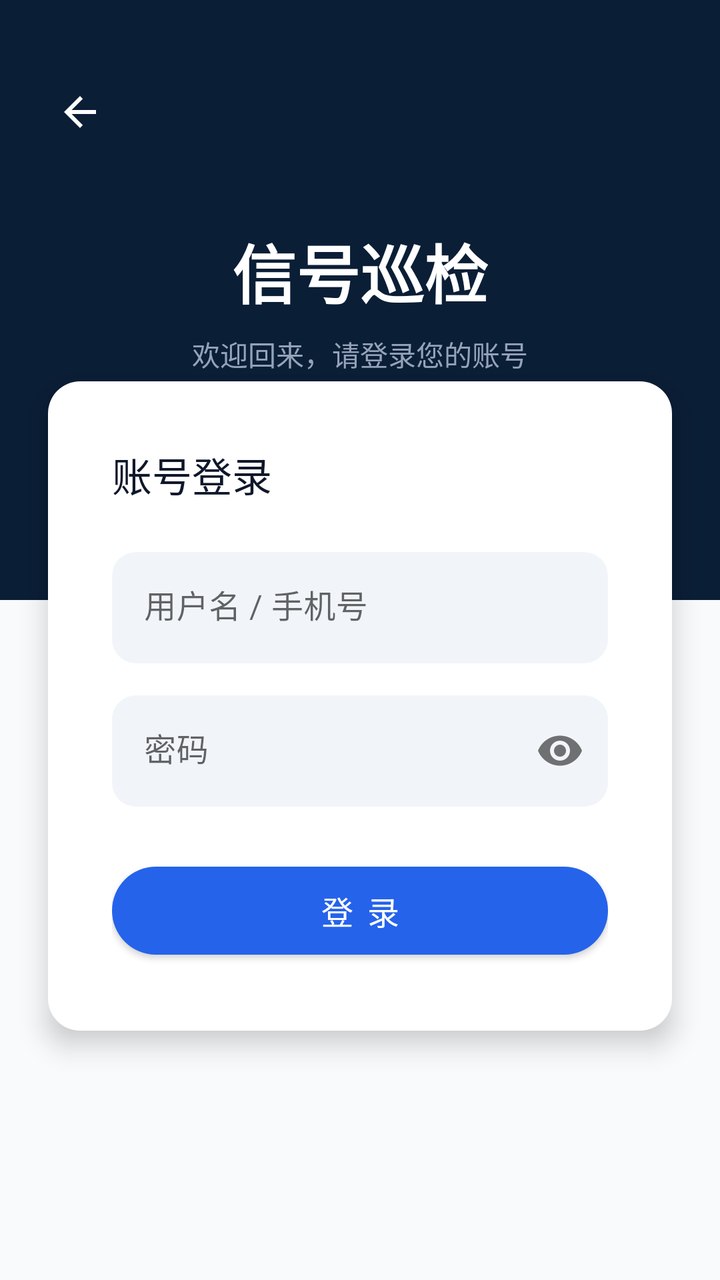
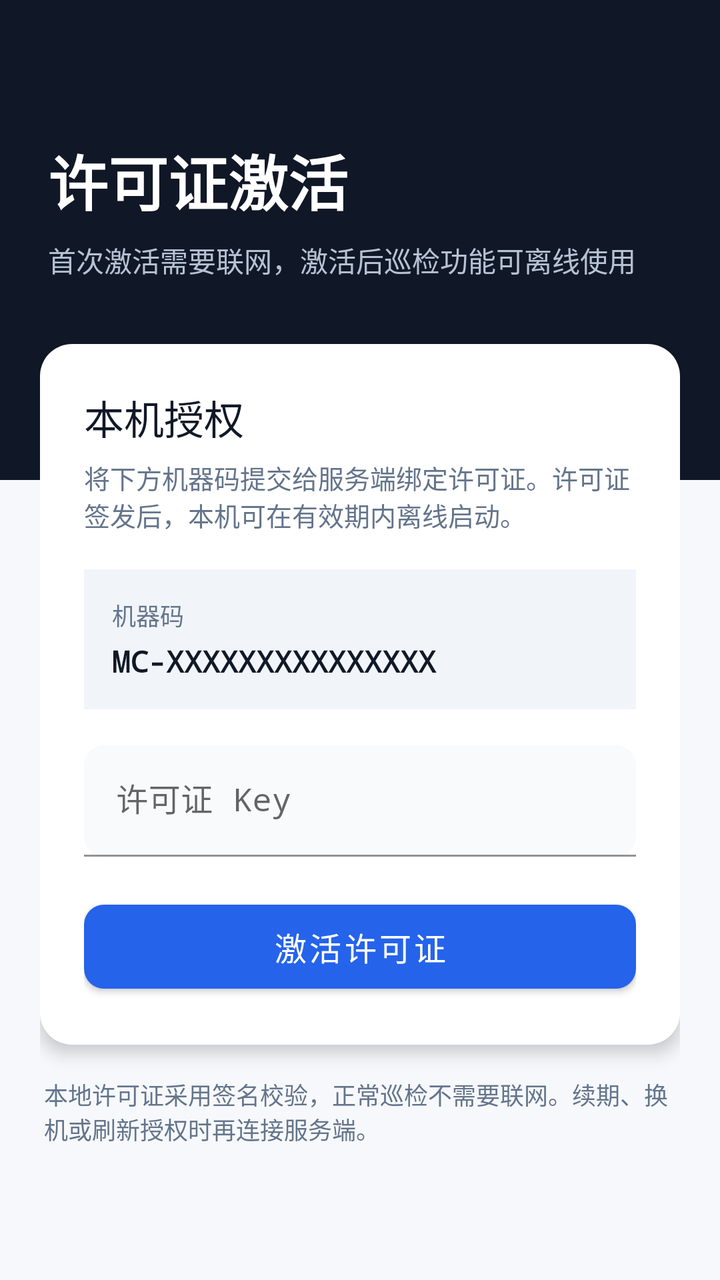

Compare the two renders of this Android layout. The source of the first and the diff that turns it into the second are given below.
<!-- AndroidManifest.xml: activity theme Theme.Signal_dectect -->
<!-- res/layout/activity_login.xml -->
<?xml version="1.0" encoding="utf-8"?>
<androidx.constraintlayout.widget.ConstraintLayout xmlns:android="http://schemas.android.com/apk/res/android"
    xmlns:app="http://schemas.android.com/apk/res-auto"
    android:layout_width="match_parent"
    android:layout_height="match_parent"
    android:background="#F8FAFC">

    
    <View
        android:id="@+id/header_background"
        android:layout_width="0dp"
        android:layout_height="300dp"
        android:background="#0A1E36"
        app:layout_constraintTop_toTopOf="parent"
        app:layout_constraintStart_toStartOf="parent"
        app:layout_constraintEnd_toEndOf="parent" />

    <ImageView
        android:id="@+id/iv_back"
        android:layout_width="48dp"
        android:layout_height="48dp"
        android:layout_marginTop="32dp"
        android:layout_marginStart="16dp"
        android:padding="12dp"
        android:src="@drawable/ic_back"
        app:tint="#FFFFFF"
        android:background="?attr/selectableItemBackgroundBorderless"
        android:clickable="true"
        android:focusable="true"
        app:layout_constraintTop_toTopOf="parent"
        app:layout_constraintStart_toStartOf="parent" />

    <TextView
        android:id="@+id/tv_app_name"
        android:layout_width="wrap_content"
        android:layout_height="wrap_content"
        android:layout_marginTop="32dp"
        android:text="信号巡检"
        android:textColor="#FFFFFF"
        android:textSize="32sp"
        android:fontFamily="sans-serif-black"
        app:layout_constraintTop_toBottomOf="@id/iv_back"
        app:layout_constraintStart_toStartOf="parent"
        app:layout_constraintEnd_toEndOf="parent" />

    <TextView
        android:layout_width="wrap_content"
        android:layout_height="wrap_content"
        android:layout_marginTop="8dp"
        android:text="欢迎回来，请登录您的账号"
        android:textColor="#94A3B8"
        android:textSize="14sp"
        app:layout_constraintTop_toBottomOf="@id/tv_app_name"
        app:layout_constraintStart_toStartOf="parent"
        app:layout_constraintEnd_toEndOf="parent" />

    
    <LinearLayout
        android:layout_width="0dp"
        android:layout_height="wrap_content"
        android:layout_marginHorizontal="24dp"
        android:layout_marginTop="32dp"
        android:background="@drawable/bg_card_rounded"
        android:backgroundTint="#FFFFFF"
        android:elevation="8dp"
        android:orientation="vertical"
        android:padding="32dp"
        app:layout_constraintTop_toBottomOf="@id/tv_app_name"
        app:layout_constraintStart_toStartOf="parent"
        app:layout_constraintEnd_toEndOf="parent">

        <TextView
            android:layout_width="wrap_content"
            android:layout_height="wrap_content"
            android:text="账号登录"
            android:textColor="#0F172A"
            android:textSize="20sp"
            android:fontFamily="sans-serif-bold"
            android:layout_marginBottom="24dp" />

        <com.google.android.material.textfield.TextInputLayout
            android:layout_width="match_parent"
            android:layout_height="wrap_content"
            android:hint="用户名 / 手机号"
            app:boxBackgroundColor="#F1F5F9"
            app:boxCornerRadiusTopStart="12dp"
            app:boxCornerRadiusTopEnd="12dp"
            app:boxCornerRadiusBottomStart="12dp"
            app:boxCornerRadiusBottomEnd="12dp"
            app:boxStrokeWidth="0dp"
            app:boxStrokeWidthFocused="0dp">

            <com.google.android.material.textfield.TextInputEditText
                android:id="@+id/et_username"
                android:layout_width="match_parent"
                android:layout_height="wrap_content"
                android:inputType="text"
                android:textColor="#0F172A" />
        </com.google.android.material.textfield.TextInputLayout>

        <com.google.android.material.textfield.TextInputLayout
            android:layout_width="match_parent"
            android:layout_height="wrap_content"
            android:layout_marginTop="16dp"
            android:hint="密码"
            app:endIconMode="password_toggle"
            app:boxBackgroundColor="#F1F5F9"
            app:boxCornerRadiusTopStart="12dp"
            app:boxCornerRadiusTopEnd="12dp"
            app:boxCornerRadiusBottomStart="12dp"
            app:boxCornerRadiusBottomEnd="12dp"
            app:boxStrokeWidth="0dp"
            app:boxStrokeWidthFocused="0dp">

            <com.google.android.material.textfield.TextInputEditText
                android:id="@+id/et_password"
                android:layout_width="match_parent"
                android:layout_height="wrap_content"
                android:inputType="textPassword"
                android:textColor="#0F172A" />
        </com.google.android.material.textfield.TextInputLayout>
        
        <com.google.android.material.button.MaterialButton
            android:id="@+id/btn_login"
            android:layout_width="match_parent"
            android:layout_height="56dp"
            android:layout_marginTop="24dp"
            android:text="登 录"
            android:textSize="16sp"
            android:fontFamily="sans-serif-bold"
            app:backgroundTint="#2563EB"
            app:cornerRadius="28dp" />

        <ProgressBar
            android:id="@+id/progress_bar"
            android:layout_width="wrap_content"
            android:layout_height="wrap_content"
            android:layout_gravity="center"
            android:layout_marginTop="16dp"
            android:visibility="gone" />

    </LinearLayout>

</androidx.constraintlayout.widget.ConstraintLayout>
<!-- resources referenced by this layout -->
<resources>
  <!-- drawable bg_card_rounded (drawable) -->
  <?xml version="1.0" encoding="utf-8"?>
  <shape xmlns:android="http://schemas.android.com/apk/res/android">
      <solid android:color="#FFFFFF" />
      <corners android:radius="16dp" />
  </shape>
  <!-- drawable ic_back (drawable) -->
  <vector xmlns:android="http://schemas.android.com/apk/res/android"
      android:width="24dp"
      android:height="24dp"
      android:viewportWidth="24"
      android:viewportHeight="24">
    <path
        android:fillColor="#000000"
        android:pathData="M20,11H7.83l5.59,-5.59L12,4l-8,8l8,8l1.41,-1.41L7.83,13H20v-2z"/>
  </vector>
  <style name="Theme.Signal_dectect" parent="Theme.MaterialComponents.DayNight.NoActionBar">
          
          <item name="colorPrimary">@color/primary</item>
          <item name="colorPrimaryVariant">@color/primary_variant</item>
          <item name="colorOnPrimary">@color/on_primary</item>
          
          
          <item name="colorSecondary">@color/secondary</item>
          <item name="colorSecondaryVariant">@color/secondary_variant</item>
          <item name="colorOnSecondary">@color/on_secondary</item>
          
          
          <item name="android:windowBackground">@color/background</item>
          <item name="colorSurface">@color/surface</item>
          
          
          <item name="android:statusBarColor">@color/background</item>
          <item name="android:windowLightStatusBar">true</item>
          
          
      </style>
  <color name="primary">#2563EB</color>
  <color name="primary_variant">#1D4ED8</color>
  <color name="on_primary">#FFFFFF</color>
  <color name="secondary">#0EA5E9</color>
  <color name="secondary_variant">#0284C7</color>
  <color name="on_secondary">#FFFFFF</color>
  <color name="background">#F8FAFC</color>
  <color name="surface">#FFFFFF</color>
</resources>

<!-- the commit's change to res/layout/activity_login.xml (unified diff, before → after) -->
@@ -3,142 +3,189 @@
     xmlns:app="http://schemas.android.com/apk/res-auto"
     android:layout_width="match_parent"
     android:layout_height="match_parent"
-    android:background="#F8FAFC">
+    android:background="#F6F8FB">
 
-    
-    <View
-        android:id="@+id/header_background"
+    <LinearLayout
+        android:id="@+id/header_panel"
         android:layout_width="0dp"
-        android:layout_height="300dp"
-        android:background="#0A1E36"
-        app:layout_constraintTop_toTopOf="parent"
+        android:layout_height="240dp"
+        android:background="#101827"
+        android:orientation="vertical"
+        android:paddingStart="24dp"
+        android:paddingTop="44dp"
+        android:paddingEnd="24dp"
+        app:layout_constraintEnd_toEndOf="parent"
         app:layout_constraintStart_toStartOf="parent"
-        app:layout_constraintEnd_toEndOf="parent" />
+        app:layout_constraintTop_toTopOf="parent">
 
-    <ImageView
-        android:id="@+id/iv_back"
-        android:layout_width="48dp"
-        android:layout_height="48dp"
-        android:layout_marginTop="32dp"
-        android:layout_marginStart="16dp"
-        android:padding="12dp"
-        android:src="@drawable/ic_back"
-        app:tint="#FFFFFF"
-        android:background="?attr/selectableItemBackgroundBorderless"
-        android:clickable="true"
-        android:focusable="true"
-        app:layout_constraintTop_toTopOf="parent"
-        app:layout_constraintStart_toStartOf="parent" />
-
-    <TextView
-        android:id="@+id/tv_app_name"
-        android:layout_width="wrap_content"
-        android:layout_height="wrap_content"
-        android:layout_marginTop="32dp"
-        android:text="信号巡检"
-        android:textColor="#FFFFFF"
-        android:textSize="32sp"
-        android:fontFamily="sans-serif-black"
-        app:layout_constraintTop_toBottomOf="@id/iv_back"
-        app:layout_constraintStart_toStartOf="parent"
-        app:layout_constraintEnd_toEndOf="parent" />
-
-    <TextView
-        android:layout_width="wrap_content"
-        android:layout_height="wrap_content"
-        android:layout_marginTop="8dp"
-        android:text="欢迎回来，请登录您的账号"
-        android:textColor="#94A3B8"
-        android:textSize="14sp"
-        app:layout_constraintTop_toBottomOf="@id/tv_app_name"
-        app:layout_constraintStart_toStartOf="parent"
-        app:layout_constraintEnd_toEndOf="parent" />
-
-    
-    <LinearLayout
-        android:layout_width="0dp"
-        android:layout_height="wrap_content"
-        android:layout_marginHorizontal="24dp"
-        android:layout_marginTop="32dp"
-        android:background="@drawable/bg_card_rounded"
-        android:backgroundTint="#FFFFFF"
-        android:elevation="8dp"
-        android:orientation="vertical"
-        android:padding="32dp"
-        app:layout_constraintTop_toBottomOf="@id/tv_app_name"
-        app:layout_constraintStart_toStartOf="parent"
-        app:layout_constraintEnd_toEndOf="parent">
+        <ImageView
+            android:id="@+id/iv_back"
+            android:layout_width="40dp"
+            android:layout_height="40dp"
+            android:background="?attr/selectableItemBackgroundBorderless"
+            android:clickable="true"
+            android:focusable="true"
+            android:padding="10dp"
+            android:src="@drawable/ic_back"
+            android:visibility="gone"
+            app:tint="#FFFFFF" />
 
         <TextView
-            android:layout_width="wrap_content"
-            android:layout_height="wrap_content"
-            android:text="账号登录"
-            android:textColor="#0F172A"
-            android:textSize="20sp"
-            android:fontFamily="sans-serif-bold"
-            android:layout_marginBottom="24dp" />
-
-        <com.google.android.material.textfield.TextInputLayout
             android:layout_width="match_parent"
             android:layout_height="wrap_content"
-            android:hint="用户名 / 手机号"
-            app:boxBackgroundColor="#F1F5F9"
-            app:boxCornerRadiusTopStart="12dp"
-            app:boxCornerRadiusTopEnd="12dp"
-            app:boxCornerRadiusBottomStart="12dp"
-            app:boxCornerRadiusBottomEnd="12dp"
-            app:boxStrokeWidth="0dp"
-            app:boxStrokeWidthFocused="0dp">
+            android:layout_marginTop="24dp"
+            android:fontFamily="sans-serif-black"
+            android:text="许可证激活"
+            android:textColor="#FFFFFF"
+            android:textSize="30sp" />
 
-            <com.google.android.material.textfield.TextInputEditText
-                android:id="@+id/et_username"
+        <TextView
+            android:layout_width="match_parent"
+            android:layout_height="wrap_content"
+            android:layout_marginTop="8dp"
+            android:text="首次激活需要联网，激活后巡检功能可离线使用"
+            android:textColor="#B6C2D2"
+            android:textSize="14sp" />
+    </LinearLayout>
+
+    <ScrollView
+        android:layout_width="0dp"
+        android:layout_height="0dp"
+        android:clipToPadding="false"
+        android:paddingStart="20dp"
+        android:paddingEnd="20dp"
+        android:paddingBottom="24dp"
+        app:layout_constraintBottom_toBottomOf="parent"
+        app:layout_constraintEnd_toEndOf="parent"
+        app:layout_constraintStart_toStartOf="parent"
+        app:layout_constraintTop_toTopOf="@id/header_panel">
+
+        <LinearLayout
+            android:layout_width="match_parent"
+            android:layout_height="wrap_content"
+            android:layout_marginTop="172dp"
+            android:orientation="vertical">
+
+            <LinearLayout
                 android:layout_width="match_parent"
                 android:layout_height="wrap_content"
-                android:inputType="text"
-                android:textColor="#0F172A" />
-        </com.google.android.material.textfield.TextInputLayout>
+                android:background="@drawable/bg_card_rounded"
+                android:backgroundTint="#FFFFFF"
+                android:elevation="5dp"
+                android:orientation="vertical"
+                android:padding="22dp">
 
-        <com.google.android.material.textfield.TextInputLayout
-            android:layout_width="match_parent"
-            android:layout_height="wrap_content"
-            android:layout_marginTop="16dp"
-            android:hint="密码"
-            app:endIconMode="password_toggle"
-            app:boxBackgroundColor="#F1F5F9"
-            app:boxCornerRadiusTopStart="12dp"
-            app:boxCornerRadiusTopEnd="12dp"
-            app:boxCornerRadiusBottomStart="12dp"
-            app:boxCornerRadiusBottomEnd="12dp"
-            app:boxStrokeWidth="0dp"
-            app:boxStrokeWidthFocused="0dp">
+                <TextView
+                    android:layout_width="match_parent"
+                    android:layout_height="wrap_content"
+                    android:fontFamily="sans-serif-bold"
+                    android:text="本机授权"
+                    android:textColor="#111827"
+                    android:textSize="20sp" />
 
-            <com.google.android.material.textfield.TextInputEditText
-                android:id="@+id/et_password"
+                <TextView
+                    android:layout_width="match_parent"
+                    android:layout_height="wrap_content"
+                    android:layout_marginTop="6dp"
+                    android:text="将下方机器码提交给服务端绑定许可证。许可证签发后，本机可在有效期内离线启动。"
+                    android:textColor="#64748B"
+                    android:textSize="13sp" />
+
+                <LinearLayout
+                    android:layout_width="match_parent"
+                    android:layout_height="wrap_content"
+                    android:layout_marginTop="18dp"
+                    android:background="#F1F5F9"
+                    android:orientation="vertical"
+                    android:padding="14dp">
+
+                    <TextView
+                        android:layout_width="wrap_content"
+                        android:layout_height="wrap_content"
+                        android:text="机器码"
+                        android:textColor="#64748B"
+                        android:textSize="12sp" />
+
+                    <TextView
+                        android:id="@+id/tv_machine_code"
+                        android:layout_width="match_parent"
+                        android:layout_height="wrap_content"
+                        android:layout_marginTop="4dp"
+                        android:fontFamily="monospace"
+                        android:text="MC-XXXXXXXXXXXXXXX"
+                        android:textColor="#111827"
+                        android:textIsSelectable="true"
+                        android:textSize="15sp"
+                        android:textStyle="bold" />
+                </LinearLayout>
+
+                <com.google.android.material.textfield.TextInputLayout
+                    android:layout_width="match_parent"
+                    android:layout_height="wrap_content"
+                    android:layout_marginTop="18dp"
+                    android:hint="许可证 Key"
+                    app:boxBackgroundColor="#F8FAFC"
+                    app:boxCornerRadiusBottomEnd="10dp"
+                    app:boxCornerRadiusBottomStart="10dp"
+                    app:boxCornerRadiusTopEnd="10dp"
+                    app:boxCornerRadiusTopStart="10dp"
+                    app:boxStrokeColor="#CBD5E1"
+                    app:boxStrokeWidth="1dp"
+                    app:boxStrokeWidthFocused="1dp"
+                    app:hintEnabled="true"
+                    app:hintAnimationEnabled="true">
+
+                    <com.google.android.material.textfield.TextInputEditText
+                        android:id="@+id/et_username"
+                        android:layout_width="match_parent"
+                        android:layout_height="wrap_content"
+                        android:fontFamily="monospace"
+                        android:inputType="textCapCharacters"
+                        android:singleLine="true"
+                        android:textColor="#111827" />
+                </com.google.android.material.textfield.TextInputLayout>
+
+                <com.google.android.material.textfield.TextInputEditText
+                    android:id="@+id/et_password"
+                    android:layout_width="0dp"
+                    android:layout_height="0dp"
+                    android:visibility="gone" />
+
+                <com.google.android.material.button.MaterialButton
+                    android:id="@+id/btn_login"
+                    android:layout_width="match_parent"
+                    android:layout_height="54dp"
+                    android:layout_marginTop="18dp"
+                    android:fontFamily="sans-serif-bold"
+                    android:text="激活许可证"
+                    android:textSize="16sp"
+                    app:backgroundTint="#2563EB"
+                    app:cornerRadius="10dp" />
+
+                <ProgressBar
+                    android:id="@+id/progress_bar"
+                    android:layout_width="wrap_content"
+                    android:layout_height="wrap_content"
+                    android:layout_gravity="center"
+                    android:layout_marginTop="14dp"
+                    android:visibility="gone" />
+            </LinearLayout>
+
+            <LinearLayout
                 android:layout_width="match_parent"
                 android:layout_height="wrap_content"
-                android:inputType="textPassword"
-                android:textColor="#0F172A" />
-        </com.google.android.material.textfield.TextInputLayout>
-        
-        <com.google.android.material.button.MaterialButton
-            android:id="@+id/btn_login"
-            android:layout_width="match_parent"
-            android:layout_height="56dp"
-            android:layout_marginTop="24dp"
-            android:text="登 录"
-            android:textSize="16sp"
-            android:fontFamily="sans-serif-bold"
-            app:backgroundTint="#2563EB"
-            app:cornerRadius="28dp" />
+                android:layout_marginTop="14dp"
+                android:orientation="horizontal"
+                android:padding="2dp">
 
-        <ProgressBar
-            android:id="@+id/progress_bar"
-            android:layout_width="wrap_content"
-            android:layout_height="wrap_content"
-            android:layout_gravity="center"
-            android:layout_marginTop="16dp"
-            android:visibility="gone" />
-
-    </LinearLayout>
-
+                <TextView
+                    android:layout_width="0dp"
+                    android:layout_height="wrap_content"
+                    android:layout_weight="1"
+                    android:text="本地许可证采用签名校验，正常巡检不需要联网。续期、换机或刷新授权时再连接服务端。"
+                    android:textColor="#64748B"
+                    android:textSize="12sp" />
+            </LinearLayout>
+        </LinearLayout>
+    </ScrollView>
 </androidx.constraintlayout.widget.ConstraintLayout>
